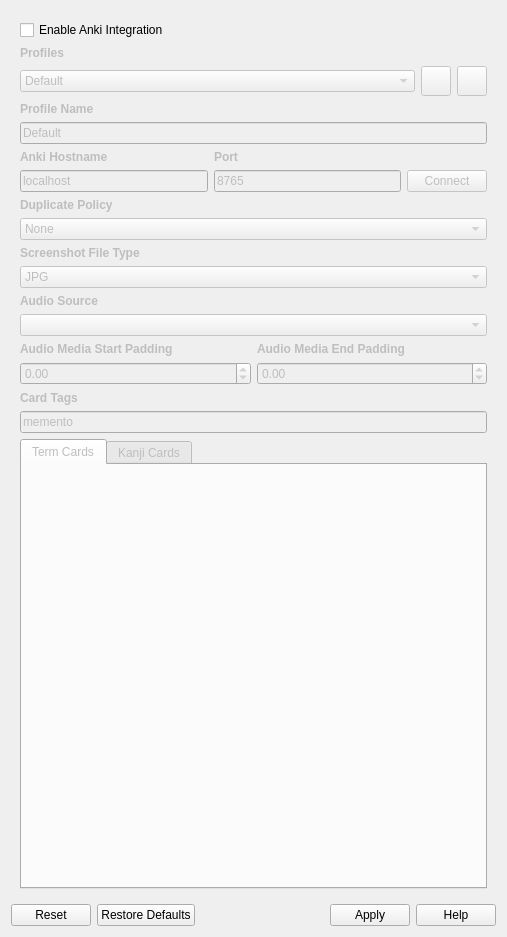
First picture: the form in src/gui/widgets/settings/ankisettings.ui, repository ripose-jp/Memento, before the edit.
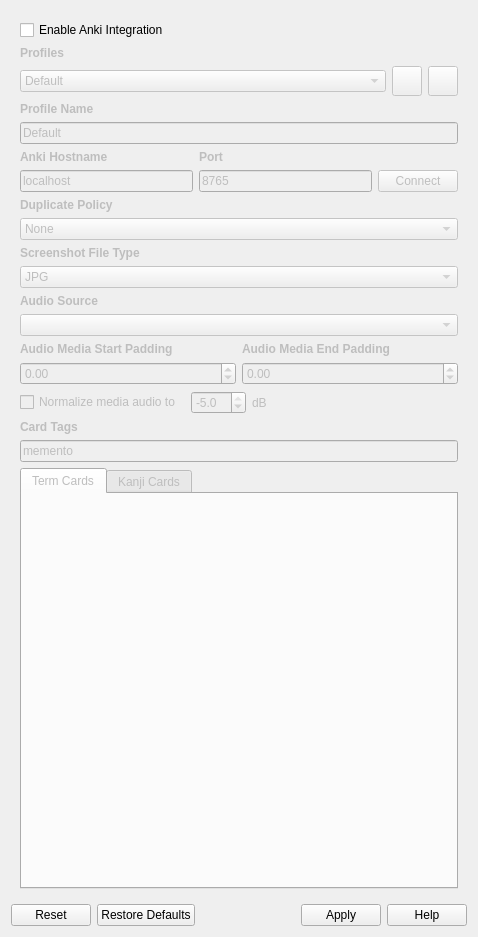
Second picture: the form after the edit. Custom widgets are drawn as their Qt base class.

Commit message:
ankisettings: add option to normalize media audio
Adds option to normalize the audio of {audio-context} and {audio-media}
to some user defined dB value. Uses ffmpeg's loudnorm filter with a
default value of -20.0 dB. This is a little loud for my tastes, but it
chosen due to its similarity with JapanesePod101's audio levels.
Comparing nomalized audio to {audio} does demonstrate similar audio
levels.

The edit to the form file:
```diff
--- a/src/gui/widgets/settings/ankisettings.ui
+++ b/src/gui/widgets/settings/ankisettings.ui
@@ -6,7 +6,7 @@
    <rect>
     <x>0</x>
     <y>0</y>
-    <width>507</width>
+    <width>478</width>
     <height>937</height>
    </rect>
   </property>
@@ -33,8 +33,8 @@
        <rect>
         <x>0</x>
         <y>0</y>
-        <width>474</width>
-        <height>1012</height>
+        <width>445</width>
+        <height>1056</height>
        </rect>
       </property>
       <layout class="QVBoxLayout" name="verticalLayout_4">
@@ -357,6 +357,19 @@
               </property>
              </widget>
             </item>
+            <item row="1" column="1">
+             <widget class="ScrollDoubleSpinBox" name="spinAudioPadEnd">
+              <property name="toolTip">
+               <string>Seconds of audio to clip after the end of the subtitle</string>
+              </property>
+              <property name="minimum">
+               <double>-100.000000000000000</double>
+              </property>
+              <property name="maximum">
+               <double>100.000000000000000</double>
+              </property>
+             </widget>
+            </item>
             <item row="1" column="0">
              <widget class="ScrollDoubleSpinBox" name="spinAudioPadStart">
               <property name="toolTip">
@@ -386,19 +399,59 @@
               </property>
              </widget>
             </item>
-            <item row="1" column="1">
-             <widget class="ScrollDoubleSpinBox" name="spinAudioPadEnd">
+           </layout>
+          </item>
+          <item>
+           <layout class="QHBoxLayout" name="layoutAudioNormalize">
+            <item>
+             <widget class="QCheckBox" name="checkAudioNormalize">
               <property name="toolTip">
-               <string>Seconds of audio to clip after the end of the subtitle</string>
+               <string>Normalizes {audio-media} and {audio-context} to the provided dB value.</string>
+              </property>
+              <property name="text">
+               <string>Normalize media audio to </string>
+              </property>
+             </widget>
+            </item>
+            <item>
+             <widget class="ScrollDoubleSpinBox" name="doubleAudioDb">
+              <property name="sizePolicy">
+               <sizepolicy hsizetype="Fixed" vsizetype="Fixed">
+                <horstretch>0</horstretch>
+                <verstretch>0</verstretch>
+               </sizepolicy>
+              </property>
+              <property name="decimals">
+               <number>1</number>
               </property>
               <property name="minimum">
-               <double>-100.000000000000000</double>
+               <double>-70.000000000000000</double>
               </property>
               <property name="maximum">
-               <double>100.000000000000000</double>
+               <double>-5.000000000000000</double>
               </property>
              </widget>
             </item>
+            <item>
+             <widget class="QLabel" name="labelAudioDb">
+              <property name="text">
+               <string>dB</string>
+              </property>
+             </widget>
+            </item>
+            <item>
+             <spacer name="spacerAudioNormalize">
+              <property name="orientation">
+               <enum>Qt::Horizontal</enum>
+              </property>
+              <property name="sizeHint" stdset="0">
+               <size>
+                <width>40</width>
+                <height>20</height>
+               </size>
+              </property>
+             </spacer>
+            </item>
            </layout>
           </item>
           <item>
```
The commit also changes 7 other files.
